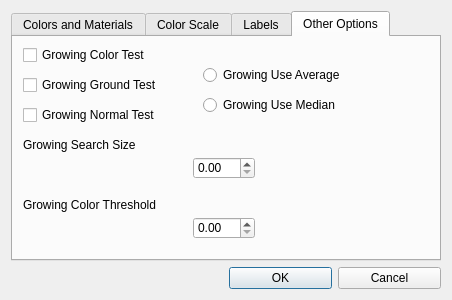
chiyueOfgit/SmartObliquePhotography, file QTInterface/DisplayOptionsSettingDialog.ui: the form before one commit.
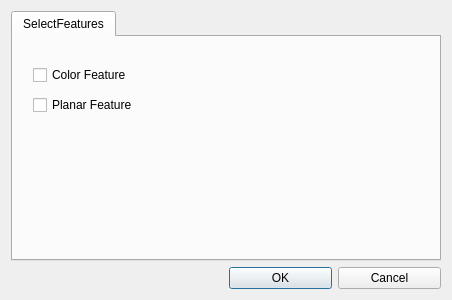
The form after the commit.

Commit message: add setting to choose which feature to run

Patch:
```diff
--- a/QTInterface/DisplayOptionsSettingDialog.ui
+++ b/QTInterface/DisplayOptionsSettingDialog.ui
@@ -35,136 +35,36 @@
    <item row="0" column="0" colspan="2">
     <widget class="QTabWidget" name="DisplayOptionsSettingTabWidget">
      <property name="currentIndex">
-      <number>3</number>
+      <number>0</number>
      </property>
      <widget class="QWidget" name="ColorsAndMaterialsTab">
       <attribute name="title">
-       <string>Colors and Materials</string>
+       <string>SelectFeatures</string>
       </attribute>
-     </widget>
-     <widget class="QWidget" name="ColorScaleTab">
-      <attribute name="title">
-       <string>Color Scale</string>
-      </attribute>
-     </widget>
-     <widget class="QWidget" name="LabelsTab">
-      <attribute name="title">
-       <string>Labels</string>
-      </attribute>
-     </widget>
-     <widget class="QWidget" name="OtherOptionsTab">
-      <attribute name="title">
-       <string>Other Options</string>
-      </attribute>
-      <widget class="QRadioButton" name="AverageButton">
+      <widget class="QCheckBox" name="ColorFeatureCheckBox">
        <property name="geometry">
         <rect>
-         <x>190</x>
+         <x>20</x>
          <y>30</y>
-         <width>151</width>
+         <width>111</width>
          <height>16</height>
         </rect>
        </property>
        <property name="text">
-        <string>Growing Use Average</string>
+        <string>Color Feature</string>
        </property>
       </widget>
-      <widget class="QRadioButton" name="MedianButton">
+      <widget class="QCheckBox" name="PlanarFeatureCheckBox">
        <property name="geometry">
         <rect>
-         <x>190</x>
+         <x>20</x>
          <y>60</y>
-         <width>141</width>
+         <width>111</width>
          <height>16</height>
         </rect>
        </property>
        <property name="text">
-        <string>Growing Use Median</string>
-       </property>
-      </widget>
-      <widget class="QLabel" name="SizeLabel">
-       <property name="geometry">
-        <rect>
-         <x>10</x>
-         <y>100</y>
-         <width>131</width>
-         <height>16</height>
-        </rect>
-       </property>
-       <property name="text">
-        <string>Growing Search Size</string>
-       </property>
-      </widget>
-      <widget class="QLabel" name="ThresholdLabel">
-       <property name="geometry">
-        <rect>
-         <x>10</x>
-         <y>160</y>
-         <width>151</width>
-         <height>16</height>
-        </rect>
-       </property>
-       <property name="text">
-        <string>Growing Color Threshold</string>
-       </property>
-      </widget>
-      <widget class="QCheckBox" name="ColorTest">
-       <property name="geometry">
-        <rect>
-         <x>10</x>
-         <y>10</y>
-         <width>141</width>
-         <height>16</height>
-        </rect>
-       </property>
-       <property name="text">
-        <string>Growing Color Test</string>
-       </property>
-      </widget>
-      <widget class="QCheckBox" name="GroundTest">
-       <property name="geometry">
-        <rect>
-         <x>10</x>
-         <y>40</y>
-         <width>141</width>
-         <height>16</height>
-        </rect>
-       </property>
-       <property name="text">
-        <string>Growing Ground Test</string>
-       </property>
-      </widget>
-      <widget class="QDoubleSpinBox" name="SizeBox">
-       <property name="geometry">
-        <rect>
-         <x>180</x>
-         <y>120</y>
-         <width>62</width>
-         <height>22</height>
-        </rect>
-       </property>
-      </widget>
-      <widget class="QDoubleSpinBox" name="ThresholdBox">
-       <property name="geometry">
-        <rect>
-         <x>180</x>
-         <y>180</y>
-         <width>62</width>
-         <height>22</height>
-        </rect>
-       </property>
-      </widget>
-      <widget class="QCheckBox" name="NormalTest">
-       <property name="geometry">
-        <rect>
-         <x>10</x>
-         <y>70</y>
-         <width>141</width>
-         <height>16</height>
-        </rect>
-       </property>
-       <property name="text">
-        <string>Growing Normal Test</string>
+        <string>Planar Feature</string>
        </property>
       </widget>
      </widget>
```
Left out of the diff: 2 changed lines with no effect on the pictures. The commit also changes 9 other files.
